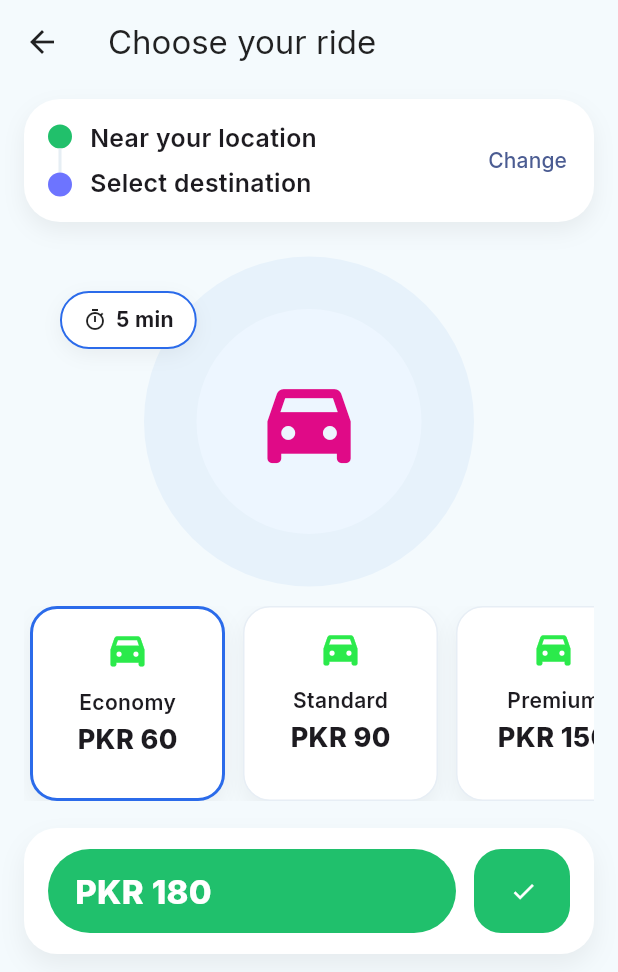
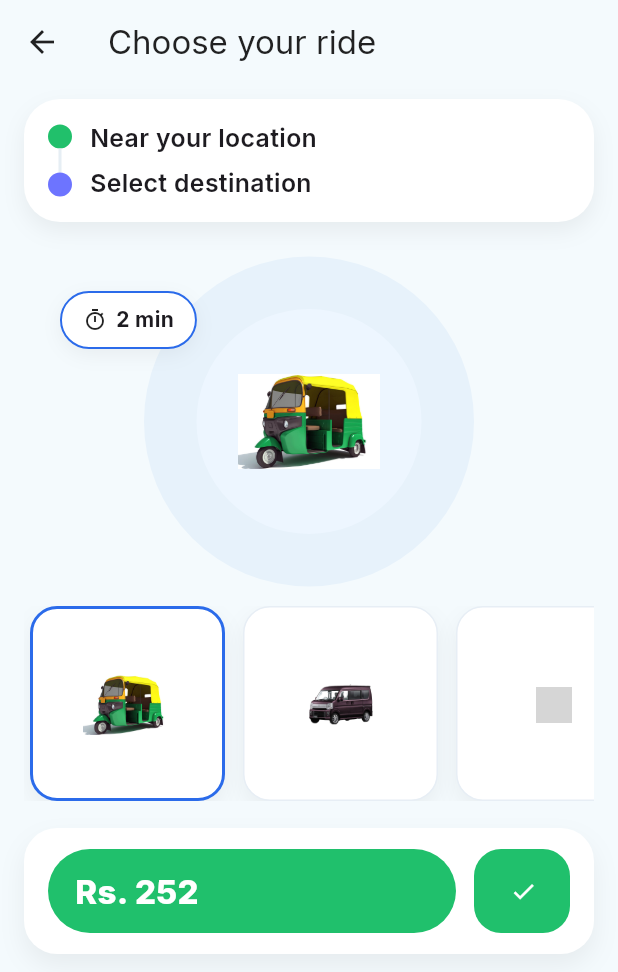
Before and after one commit to Younas548/users_panel, a Flutter app: the RideOptionsScreen screen opened by its route, on a phone screen of 412 x 824 dp. Shown: the top 972 px of the screen. Run offline on Flutter 3.47's test engine with Material 3 defaults, Android fonts, the phone set to English and light mode, and no system bars; our stand-ins replace geolocator, google_fonts, image_picker, lottie, permission_handler, share_plus and 1 more; missing offline and left inert: flutter_phone_direct_caller; grey boxes are pictures that could not be loaded.

Commit message:
new changessss

```diff
--- a/lib/presentation/screens/rides/ride_options/ride_options_screen.dart
+++ b/lib/presentation/screens/rides/ride_options/ride_options_screen.dart
@@ -3,10 +3,32 @@ import 'package:flutter/services.dart';
 import 'package:provider/provider.dart';
 
 import '../../../../app/routes.dart';
-import '../../../../core/utils/formatters.dart';
-import '../../../../core/data/models/ride_type.dart';
-import '../../../../core/data/repositories/ride_repository.dart';
+import '../../../../core/data/models/ride_type.dart'; // <- we will pass a RideType to state
 import '../../../state/ride_state.dart';
+
+// ----- Fixed three options -----
+class _Option {
+  final String code;      // 'rickshaw' | 'every' | 'bike'
+  final String label;     // human readable for RideType
+  final String asset;     // asset path
+  final int base;         // base fare (for summary)
+  final int etaMin;       // ETA minutes
+  const _Option({
+    required this.code,
+    required this.label,
+    required this.asset,
+    required this.base,
+    required this.etaMin,
+  });
+
+  RideType toRideType() => RideType(
+        code: code,
+        label: label,
+        base: base,
+        etaMin: etaMin,
+        perKm: 0, // TODO: Replace 0 with the correct perKm value if needed
+      );
+}
 
 class RideOptionsScreen extends StatefulWidget {
   const RideOptionsScreen({super.key});
@@ -17,84 +39,59 @@ class RideOptionsScreen extends StatefulWidget {
 
 class _RideOptionsScreenState extends State<RideOptionsScreen>
     with SingleTickerProviderStateMixin {
-  final _repo = MockRideRepository();
+  // FIXED: Rickshaw, Every (car/van), Bike
+  final List<_Option> _options = const [
+    _Option(
+      code: 'rickshaw',
+      label: 'Rickshaw',
+      asset: 'assets/images/rikshaw.JPEG',
+      base: 132,
+      etaMin: 2,
+    ),
+    _Option(
+      code: 'every',
+      label: 'Every',
+      asset: 'assets/images/copy.png',
+      base: 231,
+      etaMin: 1,
+    ),
+    _Option(
+      code: 'bike',
+      label: 'Bike',
+      asset: 'assets/images/copy1.png',
+      base: 88,
+      etaMin: 3,
+    ),
+  ];
 
-  List<RideType> _types = [];
-  RideType? _selected;
+  int _selectedIdx = 0;
 
-  bool _loading = true;
-  String? _error;
-
-  // local override for destination text (changed via bottom sheet)
-  String? _dstOverride;
-
-  // top car “enlarge” animation
+  // top preview scale animation
   late final AnimationController _carCtrl =
       AnimationController(vsync: this, duration: const Duration(milliseconds: 220));
   late final Animation<double> _carScale =
-      Tween(begin: 0.95, end: 1.12).animate(CurvedAnimation(parent: _carCtrl, curve: Curves.easeOut));
-
-  @override
-  void initState() {
-    super.initState();
-    _load();
-  }
-
-  Future<void> _load() async {
-    setState(() {
-      _loading = true;
-      _error = null;
-    });
-    try {
-      final t = await _repo.getRideTypes();
-      if (!mounted) return;
-      setState(() {
-        _types = t;
-        _selected = t.isNotEmpty ? t.first : null;
-        _loading = false;
-      });
-    } catch (e) {
-      setState(() {
-        _error = 'Could not load rides. Pull to retry.';
-        _loading = false;
-      });
-    }
-  }
-
-  void _onSelect(RideType t) {
-    if (_selected?.code != t.code) {
-      HapticFeedback.selectionClick();
-      // animate the big icon
-      _carCtrl.forward(from: 0);
-    }
-    setState(() => _selected = t);
-  }
-
-  Future<void> _changeDestination() async {
-    // If you already have a search route, you can simply do:
-    // final result = await Navigator.pushNamed(context, Routes.search);
-    // if (result is Place) context.read<RideState>().setDestination(result);
-    // else if (result is String) setState(() => _dstOverride = result);
-
-    final text = await showModalBottomSheet<String>(
-      context: context,
-      isScrollControlled: true,
-      backgroundColor: Colors.transparent,
-      builder: (_) => const _DestinationSheet(),
+      Tween(begin: 0.95, end: 1.12).animate(
+        CurvedAnimation(parent: _carCtrl, curve: Curves.easeOut),
       );
 
-    if (text != null && text.trim().isNotEmpty) {
-      setState(() => _dstOverride = text.trim());
+  void _onSelect(int idx) {
+    if (_selectedIdx != idx) {
+      HapticFeedback.selectionClick();
+      _carCtrl.forward(from: 0);
+      setState(() => _selectedIdx = idx);
     }
   }
 
   void _onConfirm() {
-    if (_selected == null) return;
-    final total = _selected!.base + 120; // keep your sample calc
+    final sel = _options[_selectedIdx];
+    final rideType = sel.toRideType(); // convert to your RideType model
+
+    // Use your existing RideState methods (no setRideTypeCode)
     context.read<RideState>()
-      ..setRideType(_selected!)
-      ..setEta(_selected!.etaMin)
-      ..setPrice(total);
+      ..setRideType(rideType)
+      ..setEta(sel.etaMin)
+      ..setPrice(sel.base + 120); // sample calc; adjust as needed
+
     Navigator.pushNamed(context, Routes.confirmPickup);
   }
 
@@ -107,9 +104,10 @@ class _RideOptionsScreenState extends State<RideOptionsScreen>
   @override
   Widget build(BuildContext context) {
     final ride = context.watch<RideState>();
-    final dst = _dstOverride ?? (ride.destination?.name ?? 'Select destination');
     final pickup = ride.pickup?.name ?? 'Near your location';
-    final eta = _selected?.etaMin ?? 1;
+    final dst = ride.destination?.name ?? 'Select destination';
+
+    final selected = _options[_selectedIdx];
 
     const pageBg = Color(0xFFF4FAFD);
 
@@ -121,25 +119,19 @@ class _RideOptionsScreenState extends State<RideOptionsScreen>
         elevation: 0,
         title: const Text('Choose your ride'),
       ),
-      body: RefreshIndicator(
-        onRefresh: _load,
-        child: ListView(
+      body: ListView(
         padding: const EdgeInsets.fromLTRB(16, 10, 16, 16),
         children: [
-            _RouteCard(
-              pickup: pickup,
-              destination: dst,
-              onChangeDestination: _changeDestination,
-            ),
+          // Top route summary (no "Change" button)
+          _RouteCard(pickup: pickup, destination: dst),
           const SizedBox(height: 18),
 
-            // ======= Big vehicle + ETA chip (like your pic 2) =======
+          // ======= Big vehicle + ETA chip =======
           SizedBox(
             height: 230,
             child: Stack(
               alignment: Alignment.center,
               children: [
-                  // outer halo
                 Container(
                   width: 220,
                   height: 220,
@@ -148,7 +140,6 @@ class _RideOptionsScreenState extends State<RideOptionsScreen>
                     color: Color(0xFFE7F2FB),
                   ),
                 ),
-                  // inner halo
                 Container(
                   width: 150,
                   height: 150,
@@ -157,48 +148,75 @@ class _RideOptionsScreenState extends State<RideOptionsScreen>
                     color: Color(0xFFEDF6FF),
                   ),
                 ),
-                  // ETA chip
                 Positioned(
                   left: 24,
                   top: 28,
-                    child: _EtaChip(text: '$eta min'),
+                  child: _EtaChip(text: '${selected.etaMin} min'),
                 ),
-                  // big car icon — scales slightly when you select a tile
                 ScaleTransition(
                   scale: _carScale,
-                    child: const Icon(Icons.directions_car_filled, size: 78, color: Color.fromARGB(255, 224, 10, 135)),
+                  child: _VehicleImage(
+                    assetPath: selected.asset,
+                    size: 100,
+                  ),
                 ),
               ],
             ),
           ),
           const SizedBox(height: 8),
 
-            // ======= Horizontal ride options =======
-            if (_loading)
-              const _LoadingRow()
-            else if (_error != null)
-              _ErrorBox(message: _error!, onRetry: _load)
-            else if (_types.isEmpty)
-              const _EmptyBox()
-            else
-              _RideSelector(
-                types: _types,
-                selected: _selected,
-                onSelect: _onSelect,
+          // ======= Three cards with ONLY images =======
+          SizedBox(
+            height: 130,
+            child: ListView.separated(
+              scrollDirection: Axis.horizontal,
+              padding: const EdgeInsets.symmetric(horizontal: 4),
+              itemCount: _options.length,
+              separatorBuilder: (_, __) => const SizedBox(width: 12),
+              itemBuilder: (_, i) {
+                final isSelected = _selectedIdx == i;
+                final opt = _options[i];
+                return InkWell(
+                  borderRadius: BorderRadius.circular(18),
+                  onTap: () => _onSelect(i),
+                  child: AnimatedContainer(
+                    duration: const Duration(milliseconds: 180),
+                    width: 130,
+                    padding: const EdgeInsets.fromLTRB(12, 12, 12, 10),
+                    decoration: BoxDecoration(
+                      color: Colors.white,
+                      borderRadius: BorderRadius.circular(18),
+                      border: Border.all(
+                        color: isSelected
+                            ? const Color(0xFF2B6BEA)
+                            : const Color(0xFFE7EEF5),
+                        width: isSelected ? 2 : 1,
+                      ),
+                      boxShadow: [
+                        BoxShadow(
+                          color: Colors.black.withOpacity(0.05),
+                          blurRadius: 12,
+                          offset: const Offset(0, 6),
+                        ),
+                      ],
+                    ),
+                    // Only the image (no labels, no PKR)
+                    child: Center(child: _VehicleImage(assetPath: opt.asset, size: 60)),
+                  ),
+                );
+              },
+            ),
           ),
 
           const SizedBox(height: 18),
 
           // ======= Green price bar + confirm =======
           _ConfirmCard(
-              priceText: _selected == null
-                  ? 'Select a ride'
-                  : Formatters.currency(_selected!.base + 120),
-              enabled: _selected != null,
+            priceText: 'Rs. ${selected.base + 120}', // show final total
+            enabled: true,
             onPressed: _onConfirm,
           ),
         ],
-        ),
       ),
     );
   }
@@ -210,17 +228,15 @@ class _RouteCard extends StatelessWidget {
   const _RouteCard({
     required this.pickup,
     required this.destination,
-    required this.onChangeDestination,
   });
 
   final String pickup;
   final String destination;
-  final VoidCallback onChangeDestination;
 
   @override
   Widget build(BuildContext context) {
     return Container(
-      padding: const EdgeInsets.fromLTRB(16, 14, 6, 14),
+      padding: const EdgeInsets.fromLTRB(16, 14, 16, 14),
       decoration: BoxDecoration(
         color: Colors.white,
         borderRadius: BorderRadius.circular(24),
@@ -252,7 +268,6 @@ class _RouteCard extends StatelessWidget {
               ],
             ),
           ),
-          TextButton(onPressed: onChangeDestination, child: const Text('Change')),
         ],
       ),
     );
@@ -266,7 +281,8 @@ class _Dot extends StatelessWidget {
   @override
   Widget build(BuildContext context) {
     return Container(
-      width: 16, height: 16,
+      width: 16,
+      height: 16,
       decoration: BoxDecoration(
         color: color,
         shape: BoxShape.circle,
@@ -281,10 +297,12 @@ class _Line extends StatelessWidget {
   final String text;
   @override
   Widget build(BuildContext context) {
-    return Text(text,
+    return Text(
+      text,
       maxLines: 1,
       overflow: TextOverflow.ellipsis,
-        style: const TextStyle(fontSize: 16.5, fontWeight: FontWeight.w600));
+      style: const TextStyle(fontSize: 16.5, fontWeight: FontWeight.w600),
+    );
   }
 }
 
@@ -312,78 +330,26 @@ class _EtaChip extends StatelessWidget {
         children: [
           const Icon(Icons.timer_outlined, size: 16),
           const SizedBox(width: 6),
-          Text(text,
-              style: const TextStyle(fontWeight: FontWeight.w700)),
+          Text(text, style: const TextStyle(fontWeight: FontWeight.w700)),
         ],
       ),
     );
   }
 }
 
-class _RideSelector extends StatelessWidget {
-  const _RideSelector({
-    required this.types,
-    required this.selected,
-    required this.onSelect,
-  });
-
-  final List<RideType> types;
-  final RideType? selected;
-  final void Function(RideType) onSelect;
+class _VehicleImage extends StatelessWidget {
+  const _VehicleImage({required this.assetPath, this.size = 80});
+  final String assetPath;
+  final double size;
 
   @override
   Widget build(BuildContext context) {
-    return SizedBox(
-      height: 130,
-      child: ListView.separated(
-        scrollDirection: Axis.horizontal,
-        padding: const EdgeInsets.symmetric(horizontal: 4),
-        itemCount: types.length,
-        separatorBuilder: (_, __) => const SizedBox(width: 12),
-        itemBuilder: (_, i) {
-          final t = types[i];
-          final isSelected = selected?.code == t.code;
-
-          return InkWell(
-            borderRadius: BorderRadius.circular(18),
-            onTap: () => onSelect(t),
-            child: AnimatedContainer(
-              duration: const Duration(milliseconds: 180),
-              width: 130,
-              padding: const EdgeInsets.fromLTRB(12, 12, 12, 10),
-              decoration: BoxDecoration(
-                color: Colors.white,
-                borderRadius: BorderRadius.circular(18),
-                border: Border.all(
-                  color: isSelected ? const Color(0xFF2B6BEA) : const Color(0xFFE7EEF5),
-                  width: isSelected ? 2 : 1,
-                ),
-                boxShadow: [
-                  BoxShadow(
-                    color: Colors.black.withOpacity(0.05),
-                    blurRadius: 12,
-                    offset: const Offset(0, 6),
-                  ),
-                ],
-              ),
-              child: Column(
-                crossAxisAlignment: CrossAxisAlignment.center,
-                children: [
-                  Icon(Icons.directions_car_filled, size: 30, color: const Color.fromARGB(255, 43, 234, 75)),
-                  const SizedBox(height: 10),
-                  Text(t.label, overflow: TextOverflow.ellipsis, style: const TextStyle(fontWeight: FontWeight.w600)),
-                  const SizedBox(height: 2),
-                  Text(
-                    // “PKR 180” style like your screenshot
-                    Formatters.currency(t.base).replaceAll('Rs.', 'PKR'),
-                    style: const TextStyle(fontSize: 18, fontWeight: FontWeight.w800),
-                  ),
-                ],
-              ),
-            ),
-          );
-        },
-      ),
+    return Image.asset(
+      assetPath,
+      width: size,
+      height: size,
+      fit: BoxFit.contain,
+      errorBuilder: (_, __, ___) => const Icon(Icons.image_not_supported_outlined),
     );
   }
 }
@@ -428,7 +394,10 @@ class _ConfirmCard extends StatelessWidget {
               child: Text(
                 priceText,
                 style: const TextStyle(
-                    color: Colors.white, fontSize: 22, fontWeight: FontWeight.w800),
+                  color: Colors.white,
+                  fontSize: 22,
+                  fontWeight: FontWeight.w800,
+                ),
               ),
             ),
           ),
@@ -451,130 +420,3 @@ class _ConfirmCard extends StatelessWidget {
     );
   }
 }
-
-class _LoadingRow extends StatelessWidget {
-  const _LoadingRow();
-  @override
-  Widget build(BuildContext context) {
-    Widget skel() => Container(
-          width: 130,
-          height: 120,
-          decoration: BoxDecoration(
-            color: Colors.white,
-            borderRadius: BorderRadius.circular(18),
-          ),
-        );
-    return SizedBox(
-      height: 130,
-      child: Row(
-        children: [
-          skel(), const SizedBox(width: 12), skel(), const SizedBox(width: 12), skel(),
-        ],
-      ),
-    );
-  }
-}
-
-class _EmptyBox extends StatelessWidget {
-  const _EmptyBox();
-  @override
-  Widget build(BuildContext context) {
-    return Container(
-      height: 110,
-      alignment: Alignment.center,
-      child: const Text('No rides available. Pull to refresh.'),
-    );
-  }
-}
-
-class _ErrorBox extends StatelessWidget {
-  const _ErrorBox({required this.message, required this.onRetry});
-  final String message;
-  final VoidCallback onRetry;
-
-  @override
-  Widget build(BuildContext context) {
-    return Container(
-      padding: const EdgeInsets.all(14),
-      decoration: BoxDecoration(
-        color: const Color(0xFFFFF3F3),
-        borderRadius: BorderRadius.circular(16),
-      ),
-      child: Row(
-        children: [
-          const Icon(Icons.error_outline, color: Colors.redAccent),
-          const SizedBox(width: 10),
-          Expanded(child: Text(message)),
-          TextButton(onPressed: onRetry, child: const Text('Retry')),
-        ],
-      ),
-    );
-  }
-}
-
-/* ===== bottom sheet to change destination (inline & simple) ===== */
-
-class _DestinationSheet extends StatefulWidget {
-  const _DestinationSheet();
-
-  @override
-  State<_DestinationSheet> createState() => _DestinationSheetState();
-}
-
-class _DestinationSheetState extends State<_DestinationSheet> {
-  final _c = TextEditingController();
-
-  @override
-  Widget build(BuildContext context) {
-    final viewInsets = MediaQuery.of(context).viewInsets.bottom;
-    return Padding(
-      padding: EdgeInsets.only(bottom: viewInsets),
-      child: Container(
-        decoration: const BoxDecoration(
-          color: Colors.white,
-          borderRadius: BorderRadius.vertical(top: Radius.circular(22)),
-        ),
-        padding: const EdgeInsets.fromLTRB(16, 14, 16, 16),
-        child: Column(
-          mainAxisSize: MainAxisSize.min,
-          children: [
-            Container(width: 48, height: 5, decoration: BoxDecoration(
-              color: const Color(0xFFE1E6EC), borderRadius: BorderRadius.circular(4))),
-            const SizedBox(height: 12),
-            const Text('Change destination',
-                style: TextStyle(fontSize: 18, fontWeight: FontWeight.w700)),
-            const SizedBox(height: 10),
-            TextField(
-              controller: _c,
-              autofocus: true,
-              decoration: InputDecoration(
-                hintText: 'Enter destination…',
-                prefixIcon: const Icon(Icons.place_outlined),
-                filled: true,
-                fillColor: const Color(0xFFF5F7FA),
-                border: OutlineInputBorder(
-                  borderRadius: BorderRadius.circular(14),
-                  borderSide: BorderSide.none,
-                ),
-              ),
-              onSubmitted: (v) => Navigator.pop(context, v),
-            ),
-            const SizedBox(height: 12),
-            SizedBox(
-              width: double.infinity,
-              height: 48,
-              child: ElevatedButton(
-                style: ElevatedButton.styleFrom(
-                  backgroundColor: const Color(0xFF2B6BEA),
-                  shape: RoundedRectangleBorder(borderRadius: BorderRadius.circular(12)),
-                ),
-                onPressed: () => Navigator.pop(context, _c.text),
-                child: const Text('Save'),
-              ),
-            ),
-          ],
-        ),
-      ),
-    );
-  }
-}
```
Also changed, not shown: assets/images/copy.png (added), assets/images/copy1.png.png (added), 1 other file. Lines whose indentation alone changed are shown as unchanged.
